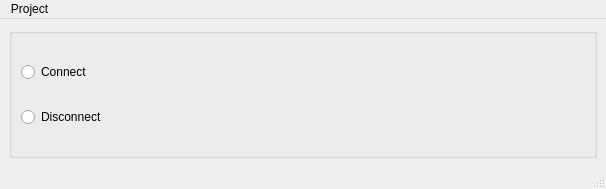
Above: nuRMainWindow.ui from ProfNitz/nuRay before the change. Below: the same form after it.
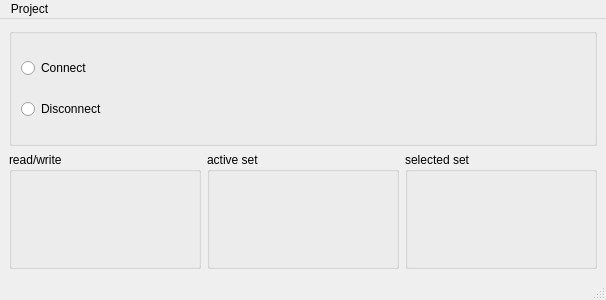
That is the form after the change.

Commit message:
three switches on mainwindow have been added
three switches have been added:
ActiveSet: determins which Set is active on microcontroller
SelectedSet: determins which Set is selected on python
ReadWrite: determins whether you read data from microcontroller or write data to microcontroller
basics of connected methods are done

The edit to the form file:
```diff
--- a/nuRMainWindow.ui
+++ b/nuRMainWindow.ui
@@ -7,15 +7,21 @@
     <x>0</x>
     <y>0</y>
     <width>606</width>
-    <height>189</height>
+    <height>300</height>
    </rect>
   </property>
   <property name="sizePolicy">
-   <sizepolicy hsizetype="Minimum" vsizetype="Minimum">
+   <sizepolicy hsizetype="MinimumExpanding" vsizetype="MinimumExpanding">
     <horstretch>0</horstretch>
     <verstretch>0</verstretch>
    </sizepolicy>
   </property>
+  <property name="minimumSize">
+   <size>
+    <width>0</width>
+    <height>0</height>
+   </size>
+  </property>
   <property name="windowTitle">
    <string>mRay</string>
   </property>
@@ -45,7 +51,84 @@
      </widget>
     </item>
     <item>
-     <layout class="QVBoxLayout" name="SetSelecter"/>
+     <layout class="QVBoxLayout" name="MainWindowWidgets">
+      <property name="sizeConstraint">
+       <enum>QLayout::SetDefaultConstraint</enum>
+      </property>
+      <item>
+       <layout class="QHBoxLayout" name="MainWindowSwitches">
+        <property name="sizeConstraint">
+         <enum>QLayout::SetDefaultConstraint</enum>
+        </property>
+        <item>
+         <widget class="QGroupBox" name="ReadWrite">
+          <property name="title">
+           <string>read/write</string>
+          </property>
+          <widget class="QWidget" name="verticalLayoutWidget_3">
+           <property name="geometry">
+            <rect>
+             <x>10</x>
+             <y>10</y>
+             <width>160</width>
+             <height>80</height>
+            </rect>
+           </property>
+           <layout class="QVBoxLayout" name="ReadWriteSwitch">
+            <property name="sizeConstraint">
+             <enum>QLayout::SetDefaultConstraint</enum>
+            </property>
+           </layout>
+          </widget>
+         </widget>
+        </item>
+        <item>
+         <widget class="QGroupBox" name="ActiveSet">
+          <property name="title">
+           <string>active set</string>
+          </property>
+          <widget class="QWidget" name="verticalLayoutWidget_2">
+           <property name="geometry">
+            <rect>
+             <x>10</x>
+             <y>10</y>
+             <width>160</width>
+             <height>80</height>
+            </rect>
+           </property>
+           <layout class="QVBoxLayout" name="ActiveSetSwitch">
+            <property name="sizeConstraint">
+             <enum>QLayout::SetDefaultConstraint</enum>
+            </property>
+           </layout>
+          </widget>
+         </widget>
+        </item>
+        <item>
+         <widget class="QGroupBox" name="SelectedSet">
+          <property name="title">
+           <string>selected set</string>
+          </property>
+          <widget class="QWidget" name="verticalLayoutWidget">
+           <property name="geometry">
+            <rect>
+             <x>10</x>
+             <y>10</y>
+             <width>160</width>
+             <height>80</height>
+            </rect>
+           </property>
+           <layout class="QVBoxLayout" name="SelectedSetSwitch">
+            <property name="sizeConstraint">
+             <enum>QLayout::SetDefaultConstraint</enum>
+            </property>
+           </layout>
+          </widget>
+         </widget>
+        </item>
+       </layout>
+      </item>
+     </layout>
     </item>
    </layout>
   </widget>
```
The commit also changes 2 other files.
